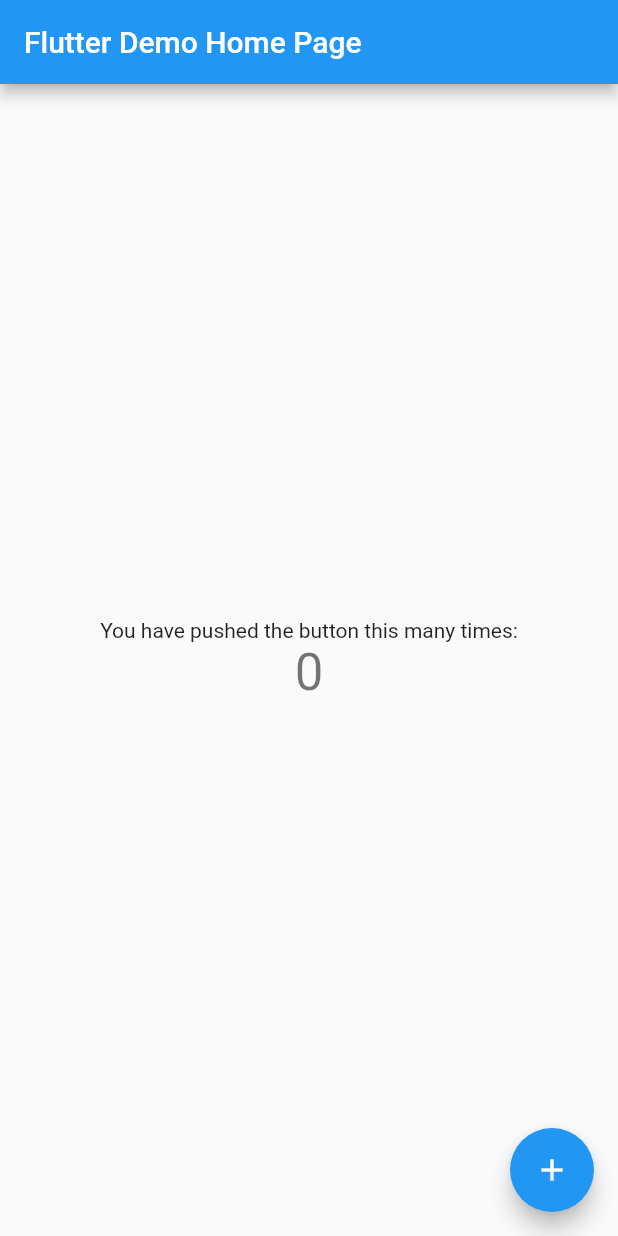
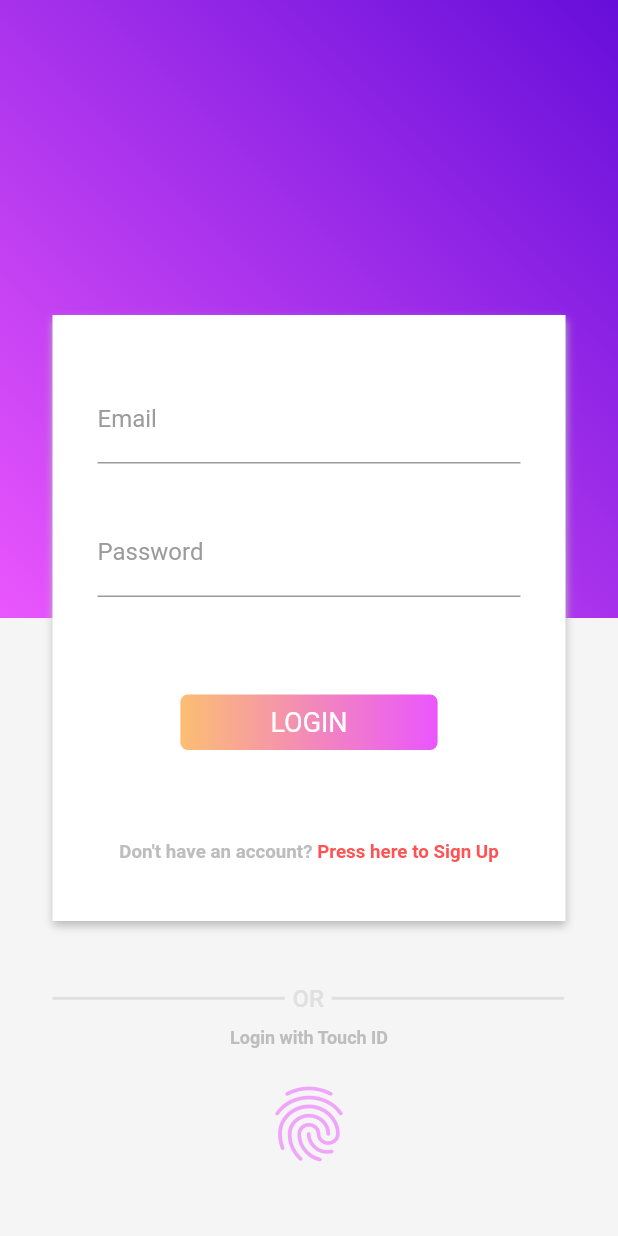
Before and after one commit to feMoraes0/wallet-ui, a Flutter app: the screen it shows after launch, on a phone screen of 412 x 824 dp. Run offline on Flutter 3.47's test engine with Material 2 defaults, Android fonts, the phone set to English and light mode, and no system bars.

Commit message:
Started with login screen

```diff
--- a/lib/main.dart
+++ b/lib/main.dart
@@ -7,105 +7,200 @@ class MyApp extends StatelessWidget {
   @override
   Widget build(BuildContext context) {
     return MaterialApp(
-      title: 'Flutter Demo',
-      theme: ThemeData(
-        // This is the theme of your application.
-        //
-        // Try running your application with "flutter run". You'll see the
-        // application has a blue toolbar. Then, without quitting the app, try
-        // changing the primarySwatch below to Colors.green and then invoke
-        // "hot reload" (press "r" in the console where you ran "flutter run",
-        // or simply save your changes to "hot reload" in a Flutter IDE).
-        // Notice that the counter didn't reset back to zero; the application
-        // is not restarted.
-        primarySwatch: Colors.blue,
-      ),
-      home: MyHomePage(title: 'Flutter Demo Home Page'),
+      home: Login(),
+      debugShowCheckedModeBanner: false,
     );
   }
 }
 
-class MyHomePage extends StatefulWidget {
-  MyHomePage({Key key, this.title}) : super(key: key);
-
-  // This widget is the home page of your application. It is stateful, meaning
-  // that it has a State object (defined below) that contains fields that affect
-  // how it looks.
-
-  // This class is the configuration for the state. It holds the values (in this
-  // case the title) provided by the parent (in this case the App widget) and
-  // used by the build method of the State. Fields in a Widget subclass are
-  // always marked "final".
-
-  final String title;
-
-  @override
-  _MyHomePageState createState() => _MyHomePageState();
-}
-
-class _MyHomePageState extends State<MyHomePage> {
-  int _counter = 0;
-
-  void _incrementCounter() {
-    setState(() {
-      // This call to setState tells the Flutter framework that something has
-      // changed in this State, which causes it to rerun the build method below
-      // so that the display can reflect the updated values. If we changed
-      // _counter without calling setState(), then the build method would not be
-      // called again, and so nothing would appear to happen.
-      _counter++;
-    });
-  }
-
+class Login extends StatelessWidget {
   @override
   Widget build(BuildContext context) {
-    // This method is rerun every time setState is called, for instance as done
-    // by the _incrementCounter method above.
-    //
-    // The Flutter framework has been optimized to make rerunning build methods
-    // fast, so that you can just rebuild anything that needs updating rather
-    // than having to individually change instances of widgets.
+    var size = MediaQuery.of(context).size;
+
     return Scaffold(
-      appBar: AppBar(
-        // Here we take the value from the MyHomePage object that was created by
-        // the App.build method, and use it to set our appbar title.
-        title: Text(widget.title),
+      body: Stack(
+        children: <Widget>[
+          Column(
+            children: <Widget>[
+              Container(
+                height: size.height / 2,
+                decoration: BoxDecoration(
+                  gradient: LinearGradient(
+                    begin: Alignment.topRight,
+                    end: Alignment.bottomLeft,
+                    colors: [
+                      Color.fromRGBO(102, 14, 218, 1.0),
+                      Color.fromRGBO(234, 86, 253, 1.0),
+                    ],
                   ),
-      body: Center(
-        // Center is a layout widget. It takes a single child and positions it
-        // in the middle of the parent.
+                ),
+              ),
+              Container(
+                height: size.height / 2,
+                color: Color.fromRGBO(245, 245, 245, 1.0),
+              ),
+            ],
+          ),
+          Center(
+            child: Container(
+              width: size.width - 70.0,
+              height: size.height - 420.0,
+              padding: EdgeInsets.fromLTRB(30.0, 40.0, 30.0, 10.0),
+              decoration: BoxDecoration(
+                color: Colors.white,
+                boxShadow: [
+                  BoxShadow(
+                    color: Colors.grey[400],
+                    blurRadius: 4.0,
+                    offset: Offset(0, 3.0),
+                  ),
+                ],
+              ),
               child: Column(
-          // Column is also a layout widget. It takes a list of children and
-          // arranges them vertically. By default, it sizes itself to fit its
-          // children horizontally, and tries to be as tall as its parent.
-          //
-          // Invoke "debug painting" (press "p" in the console, choose the
-          // "Toggle Debug Paint" action from the Flutter Inspector in Android
-          // Studio, or the "Toggle Debug Paint" command in Visual Studio Code)
-          // to see the wireframe for each widget.
-          //
-          // Column has various properties to control how it sizes itself and
-          // how it positions its children. Here we use mainAxisAlignment to
-          // center the children vertically; the main axis here is the vertical
-          // axis because Columns are vertical (the cross axis would be
-          // horizontal).
+                children: <Widget>[
+                  Padding(
+                    padding: const EdgeInsets.only(bottom: 30.0),
+                    child: TextField(
+                      decoration: InputDecoration(
+                        labelText: "Email",
+                        labelStyle: TextStyle(
+                          color: Color.fromRGBO(155, 155, 155, 1.0),
+                        ),
+                        enabledBorder: const UnderlineInputBorder(
+                          borderSide: const BorderSide(
+                            color: Color.fromRGBO(155, 155, 155, 1.0),
+                            width: 1.0,
+                          ),
+                        ),
+                      ),
+                    ),
+                  ),
+                  Padding(
+                    padding: const EdgeInsets.only(bottom: 65.0),
+                    child: TextField(
+                      decoration: InputDecoration(
+                        labelText: "Password",
+                        labelStyle: TextStyle(
+                          color: Color.fromRGBO(155, 155, 155, 1.0),
+                        ),
+                        enabledBorder: const UnderlineInputBorder(
+                          borderSide: const BorderSide(
+                            color: Color.fromRGBO(155, 155, 155, 1.0),
+                            width: 1.0,
+                          ),
+                        ),
+                      ),
+                    ),
+                  ),
+                  Padding(
+                    padding: const EdgeInsets.only(bottom: 60.0),
+                    child: Container(
+                      padding: EdgeInsets.symmetric(
+                        horizontal: 60.0,
+                        vertical: 8.0,
+                      ),
+                      decoration: BoxDecoration(
+                        gradient: LinearGradient(
+                          begin: Alignment.centerRight,
+                          end: Alignment.centerLeft,
+                          colors: [
+                            Color.fromRGBO(234, 86, 253, 1.0),
+                            Color.fromRGBO(252, 190, 115, 1.0),
+                          ],
+                        ),
+                        borderRadius: BorderRadius.circular(5.0),
+                      ),
+                      child: Text(
+                        "LOGIN",
+                        style: TextStyle(color: Colors.white, fontSize: 18.0),
+                      ),
+                    ),
+                  ),
+                  Container(
+                    child: Row(
                       mainAxisAlignment: MainAxisAlignment.center,
                       children: <Widget>[
                         Text(
-              'You have pushed the button this many times:',
+                          "Don't have an account?",
+                          style: TextStyle(
+                            fontSize: 12.5,
+                            color: Colors.grey[400],
+                            fontWeight: FontWeight.w700,
+                          ),
                         ),
                         Text(
-              '$_counter',
-              style: Theme.of(context).textTheme.display1,
+                          " Press here to Sign Up",
+                          style: TextStyle(
+                              fontSize: 12.5,
+                              color: Colors.redAccent,
+                              fontWeight: FontWeight.w700),
+                        )
+                      ],
+                    ),
+                  )
+                ],
+              ),
+            ),
+          ),
+          Positioned(
+            bottom: 0,
+            left: 35.0,
+            child: Container(
+              height: 208.0,
+              width: size.width - 70.0,
+              child: Padding(
+                padding: const EdgeInsets.only(top: 40.0),
+                child: Column(
+                  crossAxisAlignment: CrossAxisAlignment.center,
+                  children: <Widget>[
+                    Row(
+                      children: <Widget>[
+                        Container(
+                          height: 2,
+                          width: (size.width - 102.0) / 2,
+                          color: Colors.grey[300],
+                          margin: EdgeInsets.only(right: 5.0),
+                        ),
+                        Text(
+                          "OR",
+                          style: TextStyle(
+                            fontSize: 16.0,
+                            fontWeight: FontWeight.w500,
+                            color: Colors.grey[300],
+                          ),
+                        ),
+                        Container(
+                          height: 2,
+                          width: (size.width - 102.0) / 2,
+                          color: Colors.grey[300],
+                          margin: EdgeInsets.only(left: 5.0),
+                        ),
+                      ],
+                    ),
+                    Padding(
+                      padding: const EdgeInsets.only(top: 10.0, bottom: 20.0),
+                      child: Text(
+                        "Login with Touch ID",
+                        style: TextStyle(
+                          fontSize: 12.0,
+                          color: Colors.grey[400],
+                          fontWeight: FontWeight.w700,
+                        ),
+                      ),
+                    ),
+                    Icon(
+                      Icons.fingerprint,
+                      size: 60.0,
+                      color: Color.fromRGBO(234, 86, 253, 0.5),
                     ),
                   ],
                 ),
               ),
-      floatingActionButton: FloatingActionButton(
-        onPressed: _incrementCounter,
-        tooltip: 'Increment',
-        child: Icon(Icons.add),
-      ), // This trailing comma makes auto-formatting nicer for build methods.
+            ),
+          ),
+        ],
+      ),
     );
   }
 }
```
Lines whose indentation alone changed are shown as unchanged.
